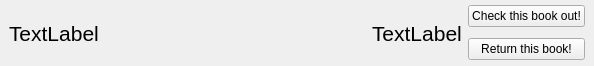
The window that bookwidget.ui (sbadame/checkout) describes before a commit, drawn with Qt 5.
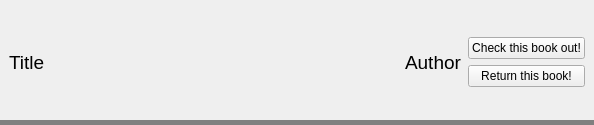
The same window after the commit.

```diff
--- a/bookwidget.ui
+++ b/bookwidget.ui
@@ -7,9 +7,15 @@
     <x>0</x>
     <y>0</y>
     <width>594</width>
-    <height>66</height>
+    <height>125</height>
    </rect>
   </property>
+  <property name="sizePolicy">
+   <sizepolicy hsizetype="Preferred" vsizetype="Preferred">
+    <horstretch>0</horstretch>
+    <verstretch>0</verstretch>
+   </sizepolicy>
+  </property>
   <property name="maximumSize">
    <size>
     <width>594</width>
@@ -26,16 +32,10 @@
    <enum>Qt::LeftToRight</enum>
   </property>
   <property name="autoFillBackground">
-   <bool>true</bool>
+   <bool>false</bool>
   </property>
   <property name="styleSheet">
-   <string notr="true">* {
-  font-family: &quot;Arial&quot;, &quot;Helvetica&quot;, &quot;Georgia&quot;;
-}
-
-QLabel {
-  font-size: 16pt;
-}</string>
+   <string notr="true"> border-bottom: 5px solid gray;</string>
   </property>
   <layout class="QGridLayout" name="gridLayout">
    <property name="sizeConstraint">
@@ -59,7 +59,9 @@
       <enum>Qt::LeftToRight</enum>
      </property>
      <property name="styleSheet">
-      <string notr="true"/>
+      <string notr="true">QLabel {
+   font-size: 14pt;
+}</string>
      </property>
      <layout class="QHBoxLayout" name="horizontalLayout_2">
       <property name="margin">
@@ -70,19 +72,32 @@
         <item>
          <widget class="QLabel" name="title">
           <property name="text">
-           <string>TextLabel</string>
+           <string>Title</string>
           </property>
          </widget>
         </item>
         <item>
          <widget class="QLabel" name="author">
           <property name="text">
-           <string>TextLabel</string>
+           <string>Author</string>
           </property>
          </widget>
         </item>
         <item>
          <layout class="QVBoxLayout" name="verticalLayout">
+          <item>
+           <spacer name="verticalSpacer">
+            <property name="orientation">
+             <enum>Qt::Vertical</enum>
+            </property>
+            <property name="sizeHint" stdset="0">
+             <size>
+              <width>20</width>
+              <height>40</height>
+             </size>
+            </property>
+           </spacer>
+          </item>
           <item>
            <widget class="QPushButton" name="checkout">
             <property name="text">
@@ -97,6 +112,19 @@
             </property>
            </widget>
           </item>
+          <item>
+           <spacer name="verticalSpacer_2">
+            <property name="orientation">
+             <enum>Qt::Vertical</enum>
+            </property>
+            <property name="sizeHint" stdset="0">
+             <size>
+              <width>20</width>
+              <height>40</height>
+             </size>
+            </property>
+           </spacer>
+          </item>
          </layout>
         </item>
        </layout>
```
